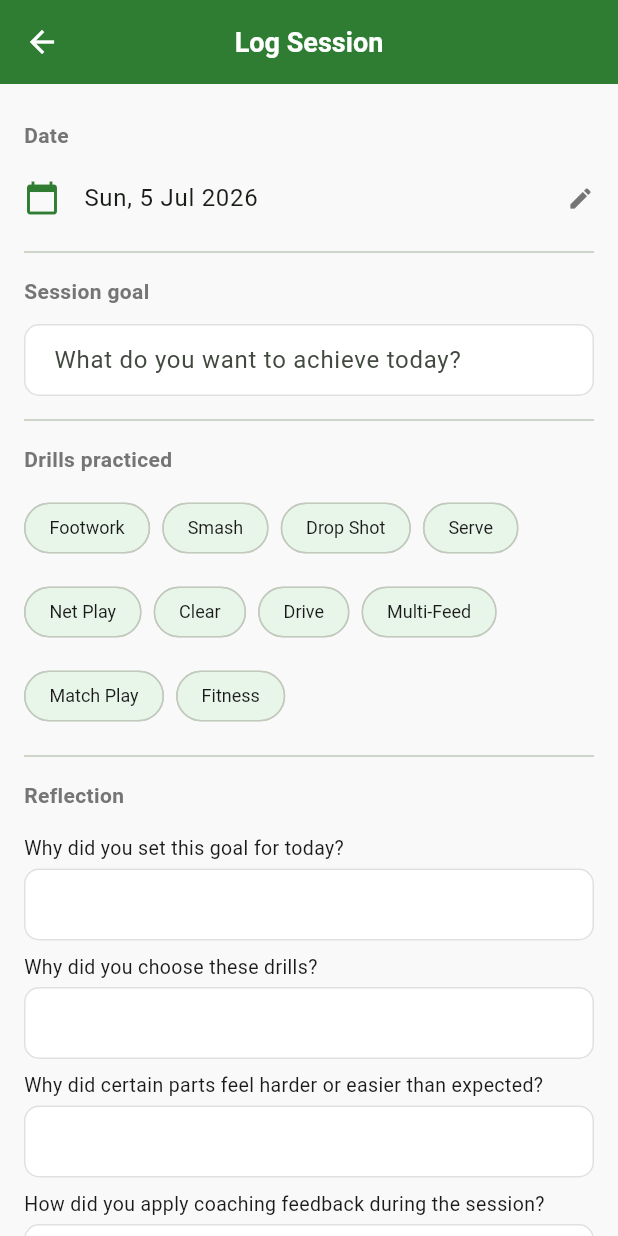
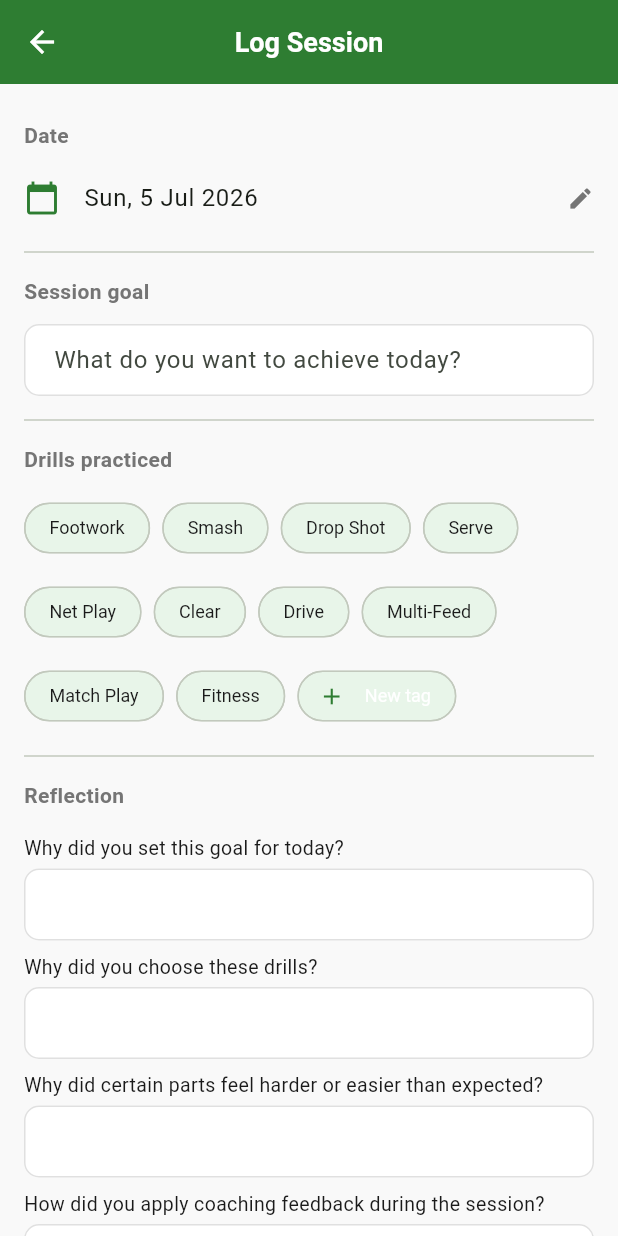
Before and after one commit to sirarthur2479/BadmintonApp, a Flutter app: the LogSessionScreen screen opened directly, on a phone screen of 412 x 824 dp. Run offline on Flutter 3.47's test engine with Material 3 defaults, Android fonts, the phone set to English and light mode, and no system bars; our stand-ins replace fl_chart, image_picker, shared_preferences, sqflite; accounts and stored records are empty.

Commit message:
feat(TASK-011): GREEN - custom drill tag chips: add via dialog, long-press delete (user tags only)
Co-Authored-By: Claude Fable 5 <noreply@anthropic.com>
Claude-Session: https://claude.ai/code/session_01Gfqg6f27b9p6VYhMcbHb45

```diff
--- a/badminton_flutter/lib/screens/train/log_session_screen.dart
+++ b/badminton_flutter/lib/screens/train/log_session_screen.dart
@@ -9,6 +9,7 @@ import '../../models/session.dart';
 import '../../providers/session_provider.dart';
 import '../../services/photo_store.dart';
 import '../../theme/app_theme.dart';
+import '../../widgets/confirm_delete.dart';
 import '../../widgets/star_rating.dart';
 
 class LogSessionScreen extends StatefulWidget {
@@ -25,7 +26,6 @@ class _LogSessionScreenState extends State<LogSessionScreen> {
   DateTime _date = DateTime.now();
   int _duration = 60;
   final Set<String> _selectedDrills = {};
-  late final List<String> _drillOptions;
   final _goalController = TextEditingController();
   final _playerRemarksController = TextEditingController();
   final _coachRemarksController = TextEditingController();
@@ -44,13 +44,6 @@ class _LogSessionScreenState extends State<LogSessionScreen> {
   void initState() {
     super.initState();
     final session = widget.session;
-    // Legacy/custom drills on an existing session must stay selectable even
-    // if they're not built-in.
-    _drillOptions = [
-      ...kDrillTypes,
-      if (session != null)
-        ...session.drills.where((d) => !kDrillTypes.contains(d)),
-    ];
     if (session != null) {
       _date = session.date;
       _duration = session.durationMinutes;
@@ -99,6 +92,47 @@ class _LogSessionScreenState extends State<LogSessionScreen> {
       imageQuality: 80,
     );
     if (file != null) setState(() => _photoPath = file.path);
+  }
+
+  Future<void> _promptNewTag() async {
+    final controller = TextEditingController();
+    final name = await showDialog<String>(
+      context: context,
+      builder: (ctx) => AlertDialog(
+        title: const Text('New drill tag'),
+        content: TextField(
+          controller: controller,
+          autofocus: true,
+          decoration: const InputDecoration(hintText: 'e.g. Deception'),
+        ),
+        actions: [
+          TextButton(
+            onPressed: () => Navigator.pop(ctx),
+            child: const Text('Cancel'),
+          ),
+          TextButton(
+            onPressed: () => Navigator.pop(ctx, controller.text),
+            child: const Text('Add'),
+          ),
+        ],
+      ),
+    );
+    if (name != null && mounted) {
+      await context.read<SessionProvider>().addCustomTag(name);
+    }
+    controller.dispose();
+  }
+
+  Future<void> _promptDeleteTag(String tag) async {
+    final confirmed = await confirmDelete(
+      context,
+      title: 'Delete tag "$tag"?',
+      message: 'Sessions already logged with it keep the tag.',
+    );
+    if (confirmed && mounted) {
+      await context.read<SessionProvider>().deleteCustomTag(tag);
+      setState(() => _selectedDrills.remove(tag));
+    }
   }
 
   String _encodeAnswers() {
@@ -177,6 +211,16 @@ class _LogSessionScreenState extends State<LogSessionScreen> {
 
   @override
   Widget build(BuildContext context) {
+    final customTags = context.watch<SessionProvider>().customTags;
+    // Built-ins, the user's tags, then any legacy drill names that survive
+    // only on the session being edited.
+    final drillOptions = [
+      ...kDrillTypes,
+      ...customTags,
+      ...?widget.session?.drills.where(
+        (d) => !kDrillTypes.contains(d) && !customTags.contains(d),
+      ),
+    ];
     return Scaffold(
       appBar: AppBar(title: Text(_isEditing ? 'Edit Session' : 'Log Session')),
       body: ListView(
@@ -216,9 +260,10 @@ class _LogSessionScreenState extends State<LogSessionScreen> {
           Wrap(
             spacing: 8,
             runSpacing: 8,
-            children: _drillOptions.map((drill) {
+            children: [
+              ...drillOptions.map((drill) {
                 final selected = _selectedDrills.contains(drill);
-              return FilterChip(
+                final chip = FilterChip(
                   label: Text(drill),
                   selected: selected,
                   onSelected: (on) => setState(() {
@@ -234,7 +279,19 @@ class _LogSessionScreenState extends State<LogSessionScreen> {
                     color: selected ? Colors.white : AppTheme.textPrimary,
                   ),
                 );
-            }).toList(),
+                // Only the user's own tags can be long-press deleted.
+                if (!customTags.contains(drill)) return chip;
+                return GestureDetector(
+                  onLongPress: () => _promptDeleteTag(drill),
+                  child: chip,
+                );
+              }),
+              ActionChip(
+                avatar: const Icon(Icons.add, size: 18),
+                label: const Text('New tag'),
+                onPressed: _promptNewTag,
+              ),
+            ],
           ),
           const SizedBox(height: 8),
           const Divider(),
```
Lines whose indentation alone changed are shown as unchanged.
